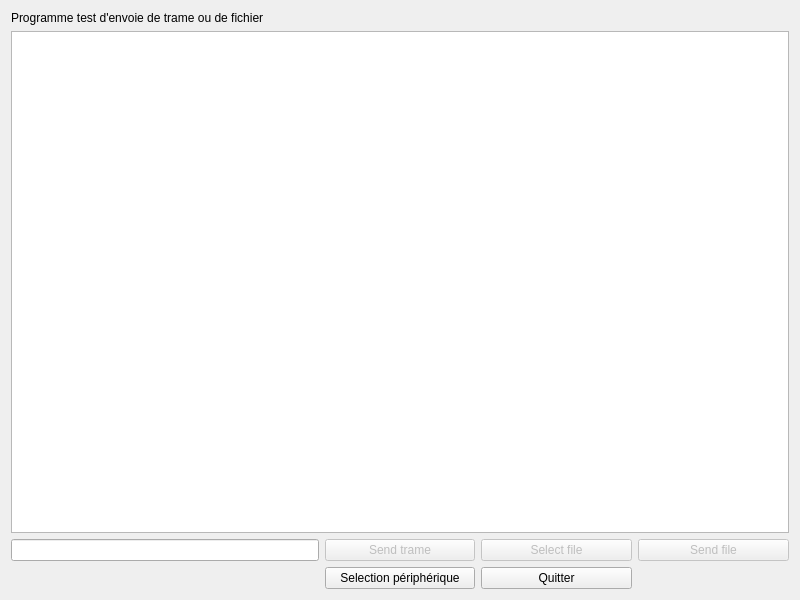
Above: dialog.ui from alan7000/serveurBluetooth before the change. Below: the same form after it.
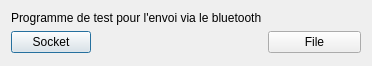
That is the form after the change.

What changed in the file:
```diff
--- a/dialog.ui
+++ b/dialog.ui
@@ -6,71 +6,35 @@
    <rect>
     <x>0</x>
     <y>0</y>
-    <width>800</width>
-    <height>600</height>
+    <width>372</width>
+    <height>66</height>
    </rect>
   </property>
   <property name="windowTitle">
    <string>Dialog</string>
   </property>
-  <layout class="QGridLayout" name="gridLayout">
-   <item row="2" column="0" colspan="2">
-    <widget class="QLineEdit" name="lineEditTrame"/>
-   </item>
-   <item row="2" column="2">
-    <widget class="QPushButton" name="pushButtonTrame">
-     <property name="enabled">
-      <bool>false</bool>
-     </property>
-     <property name="text">
-      <string>Send trame</string>
-     </property>
-    </widget>
-   </item>
-   <item row="3" column="3">
-    <widget class="QPushButton" name="pushButton_Quit">
-     <property name="text">
-      <string>Quitter</string>
-     </property>
-    </widget>
-   </item>
-   <item row="0" column="0" colspan="4">
+  <layout class="QFormLayout" name="formLayout">
+   <item row="0" column="0">
     <widget class="QLabel" name="label">
      <property name="text">
-      <string>Programme test d'envoie de trame ou de fichier</string>
+      <string>Programme de test pour l'envoi via le bluetooth</string>
      </property>
     </widget>
    </item>
-   <item row="3" column="2">
-    <widget class="QPushButton" name="pushButton_selectDevice">
+   <item row="1" column="0">
+    <widget class="QPushButton" name="pushButtonSocket">
      <property name="text">
-      <string>Selection périphérique</string>
+      <string>Socket</string>
      </property>
     </widget>
    </item>
-   <item row="2" column="3">
-    <widget class="QPushButton" name="pushButton_SelectFile">
-     <property name="enabled">
-      <bool>false</bool>
-     </property>
+   <item row="1" column="1">
+    <widget class="QPushButton" name="pushButtonFile">
      <property name="text">
-      <string>Select file</string>
+      <string>File</string>
      </property>
     </widget>
    </item>
-   <item row="2" column="4">
-    <widget class="QPushButton" name="pushButton_sendFile">
-     <property name="enabled">
-      <bool>false</bool>
-     </property>
-     <property name="text">
-      <string>Send file</string>
-     </property>
-    </widget>
-   </item>
-   <item row="1" column="0" colspan="5">
-    <widget class="QTextEdit" name="textEditRponse"/>
-   </item>
   </layout>
  </widget>
  <resources/>
```
Left out of the diff: 19 changed lines with no effect on the pictures.
